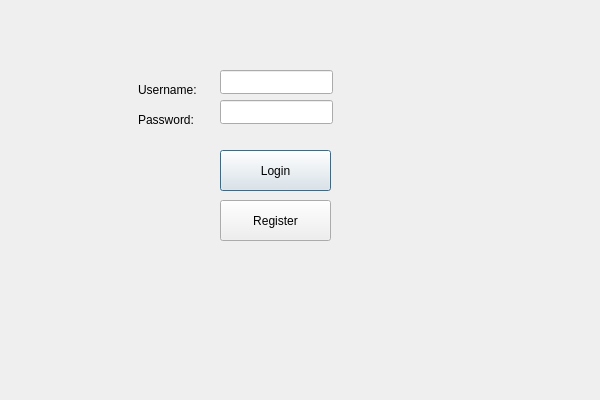
Qt form Client/LoginPage.ui (andramoc04-dev/ProjectModernCpp) before a commit.
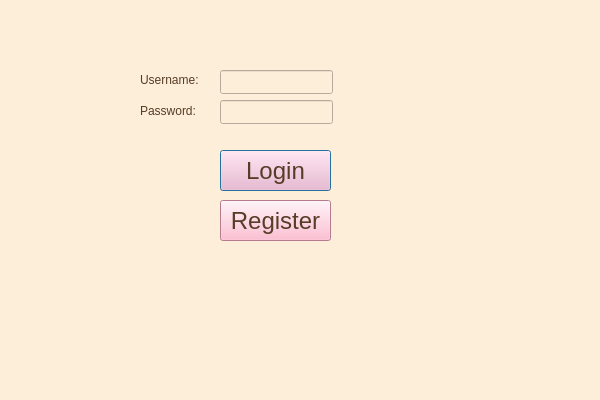
The same form after that commit.

Commit message: Edited the GamePage, LobbyPage and Login syle and connected the pages.

Diff of the .ui file:
```diff
--- a/Client/LoginPage.ui
+++ b/Client/LoginPage.ui
@@ -13,6 +13,9 @@
   <property name="windowTitle">
    <string>LoginPage</string>
   </property>
+  <property name="styleSheet">
+   <string notr="true">background-color: #FDEED9;</string>
+  </property>
   <widget class="QPushButton" name="loginButton">
    <property name="geometry">
     <rect>
@@ -22,6 +25,23 @@
      <height>41</height>
     </rect>
    </property>
+   <property name="font">
+    <font>
+     <pointsize>18</pointsize>
+    </font>
+   </property>
+   <property name="styleSheet">
+    <string notr="true">QPushButton {
+  background-color: #FFADC6;
+  color: #573C27;
+ 
+}
+
+QPushButton:hover {
+   background-color: #E34989;
+}
+</string>
+   </property>
    <property name="text">
     <string>Login</string>
    </property>
@@ -35,6 +55,9 @@
      <height>24</height>
     </rect>
    </property>
+   <property name="styleSheet">
+    <string notr="true">color: #573C27;</string>
+   </property>
    <property name="text">
     <string/>
    </property>
@@ -48,6 +71,9 @@
      <height>24</height>
     </rect>
    </property>
+   <property name="styleSheet">
+    <string notr="true">color: #573C27;</string>
+   </property>
    <property name="text">
     <string/>
    </property>
@@ -61,6 +87,23 @@
      <height>41</height>
     </rect>
    </property>
+   <property name="font">
+    <font>
+     <pointsize>18</pointsize>
+    </font>
+   </property>
+   <property name="styleSheet">
+    <string notr="true">QPushButton {
+  background-color: #FFADC6;
+  color: #573C27;
+ 
+}
+
+QPushButton:hover {
+   background-color: #E34989;
+}
+</string>
+   </property>
    <property name="text">
     <string>Register</string>
    </property>
@@ -68,12 +111,15 @@
   <widget class="QLabel" name="label">
    <property name="geometry">
     <rect>
-     <x>138</x>
-     <y>80</y>
+     <x>140</x>
+     <y>70</y>
      <width>61</width>
      <height>20</height>
     </rect>
    </property>
+   <property name="styleSheet">
+    <string notr="true">color: #573C27;</string>
+   </property>
    <property name="text">
     <string>Username:</string>
    </property>
@@ -81,12 +127,18 @@
   <widget class="QLabel" name="label_2">
    <property name="geometry">
     <rect>
-     <x>138</x>
-     <y>110</y>
+     <x>140</x>
+     <y>100</y>
      <width>61</width>
-     <height>20</height>
+     <height>21</height>
     </rect>
    </property>
+   <property name="font">
+    <font/>
+   </property>
+   <property name="styleSheet">
+    <string notr="true">color:#573C27;</string>
+   </property>
    <property name="text">
     <string>Password:</string>
    </property>
```
The commit also changes 21 other files.
